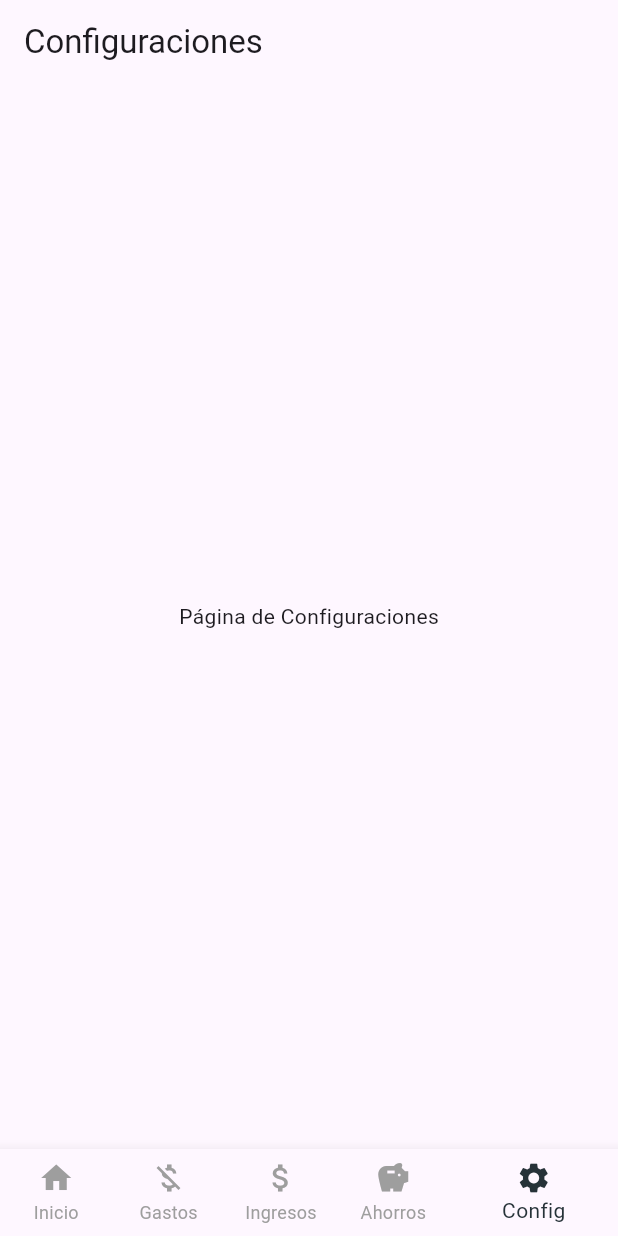
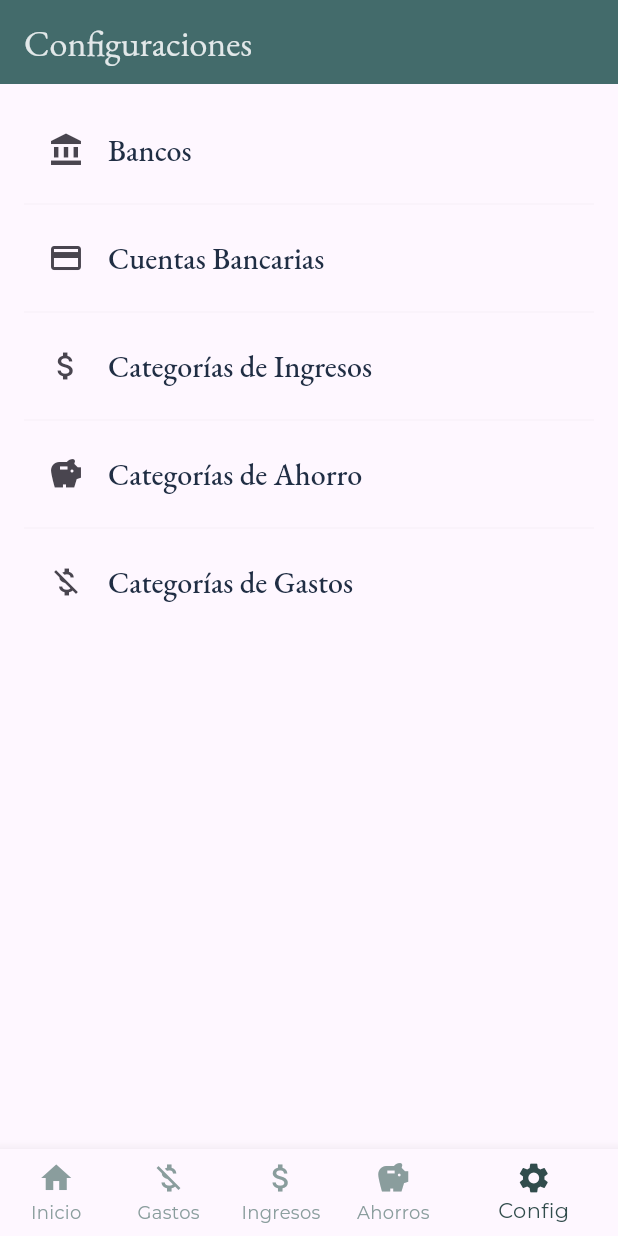
Before and after one commit to alechuertasfranco/AntControl, a Flutter app: the screen it shows after launch, item 5 of the bottom bar chosen, on a phone screen of 412 x 824 dp. Run offline on Flutter 3.47's test engine with Material 3 defaults, Android fonts, the phone set to English and light mode, and no system bars; our stand-ins replace google_fonts, sqflite, table_calendar; accounts and stored records are empty.

Commit message:
feat: design settings page and code all banks pages and logic

```diff
--- /dev/null
+++ b/lib/config/theme.dart
@@ -0,0 +1,107 @@
+import 'package:flutter/material.dart';
+import 'package:google_fonts/google_fonts.dart';
+
+class AppColors {
+  static const Color primary = Color(0xFF607D8B);
+
+  // Primary Colors
+  static const Color primary050 = Color(0xFFE2E8E9);
+  static const Color primary100 = Color(0xFFC5D0D1);
+  static const Color primary200 = Color(0xFFA8B7B8);
+  static const Color primary300 = Color(0xFF8A9D9D);
+  static const Color primary400 = Color(0xFF6C8C8C);
+  static const Color primary500 = Color(0xFF4E7B7B);
+  static const Color primary600 = Color(0xFF4A7373);
+  static const Color primary700 = Color(0xFF436B6B);
+  static const Color primary800 = Color(0xFF3B6161);
+  static const Color primary900 = Color(0xFF314C4C);
+
+  // Secondary Colors
+  static const Color secondary050 = Color(0xFFC7C8D1);
+  static const Color secondary100 = Color(0xFFB1B2B9);
+  static const Color secondary200 = Color(0xFF9B9CA0);
+  static const Color secondary300 = Color(0xFF86868B);
+  static const Color secondary400 = Color(0xFF6D6F7B);
+  static const Color secondary500 = Color(0xFF555D6B);
+  static const Color secondary600 = Color(0xFF434A58);
+  static const Color secondary700 = Color(0xFF3C4152);
+  static const Color secondary800 = Color(0xFF333746);
+  static const Color secondary900 = Color(0xFF2A2D39);
+
+  // Complementary Colors 01
+  static const Color complementary01_050 = Color(0xFFE3E8F0);
+  static const Color complementary01_100 = Color(0xFFC5D0F1);
+  static const Color complementary01_200 = Color(0xFFA7B8F2);
+  static const Color complementary01_300 = Color(0xFF8AA0F3);
+  static const Color complementary01_400 = Color(0xFF6D8BF0);
+  static const Color complementary01_500 = Color(0xFF5673D0);
+  static const Color complementary01_600 = Color(0xFF4A65B2);
+  static const Color complementary01_700 = Color(0xFF3D5494);
+  static const Color complementary01_800 = Color(0xFF2F4475);
+  static const Color complementary01_900 = Color(0xFF1F3556);
+
+  // Complementary Colors 02
+  static const Color complementary02_050 = Color(0xFFF6F7F9);
+  static const Color complementary02_100 = Color(0xFFE3E4E8);
+  static const Color complementary02_200 = Color(0xFFD0D2D6);
+  static const Color complementary02_300 = Color(0xFFB3B4C4);
+  static const Color complementary02_400 = Color(0xFF9E9FAF);
+  static const Color complementary02_500 = Color(0xFF8A8C9A);
+  static const Color complementary02_600 = Color(0xFF8A8C9A);
+  static const Color complementary02_700 = Color(0xFF6E6F7F);
+  static const Color complementary02_800 = Color(0xFF5C5E6A);
+  static const Color complementary02_900 = Color(0xFF4B4D57);
+
+  // Complementary Colors 03
+  static const Color complementary03_050 = Color(0xFFE9E2FF);
+  static const Color complementary03_100 = Color(0xFFD2AFFF);
+  static const Color complementary03_200 = Color(0xFFB79DFF);
+  static const Color complementary03_300 = Color(0xFF9C8CFF);
+  static const Color complementary03_400 = Color(0xFF8264FF);
+  static const Color complementary03_500 = Color(0xFF5F3CFF);
+  static const Color complementary03_600 = Color(0xFF5F3CFF);
+  static const Color complementary03_700 = Color(0xFF4E2DFF);
+  static const Color complementary03_800 = Color(0xFF3D1FEC);
+  static const Color complementary03_900 = Color(0xFF2D0FB5);
+
+  // State Colors
+  static const Color errorLight = Color(0xFFFCE4E4);
+  static const Color error = Color(0xFFE30425);
+  static const Color successLight = Color(0xFFEAF9E6);
+  static const Color success = Color(0xFF4CAF50);
+  static const Color successDark = Color(0xFF388E3C);
+  static const Color attentionLight = Color(0xFFE9F2FF);
+  static const Color attention = Color(0xFF1976D2);
+  static const Color alertLight = Color(0xFFFFF7E4);
+  static const Color alert = Color(0xFFFBC02D);
+
+  // Neutral Colors
+  static const Color white = Color(0xFFFFFFFF);
+  static const Color black = Color(0xFF000000);
+  static const Color text = Color(0xFF202E44);
+}
+
+final ThemeData appTheme = ThemeData(
+  appBarTheme: appBarTheme,
+  textTheme: textTheme,
+);
+
+final TextTheme textTheme = TextTheme(
+  displayLarge: GoogleFonts.ebGaramond(fontSize: 34.0, fontWeight: FontWeight.bold, color: AppColors.text),
+  displayMedium: GoogleFonts.ebGaramond(fontSize: 24.0, fontWeight: FontWeight.bold, color: AppColors.text),
+  displaySmall: GoogleFonts.ebGaramond(fontSize: 20.0, fontWeight: FontWeight.bold, color: AppColors.text),
+  headlineLarge: GoogleFonts.ebGaramond(fontSize: 24.0, fontWeight: FontWeight.w500, color: AppColors.text),
+  headlineMedium: GoogleFonts.ebGaramond(fontSize: 20.0, fontWeight: FontWeight.w500, color: AppColors.text),
+  headlineSmall: GoogleFonts.ebGaramond(fontSize: 16.0, fontWeight: FontWeight.w500, color: AppColors.text),
+  titleLarge: GoogleFonts.ebGaramond(fontSize: 24.0, color: AppColors.text),
+  titleMedium: GoogleFonts.ebGaramond(fontSize: 20.0, color: AppColors.text),
+  titleSmall: GoogleFonts.ebGaramond(fontSize: 16.0, color: AppColors.text),
+  bodyLarge: GoogleFonts.montserrat(fontSize: 20.0, color: AppColors.text),
+  bodyMedium: GoogleFonts.montserrat(fontSize: 16.0, color: AppColors.text),
+  bodySmall: GoogleFonts.montserrat(fontSize: 14.0, color: AppColors.text),
+  labelLarge: GoogleFonts.montserrat(fontSize: 16.0, fontWeight: FontWeight.w600, color: AppColors.text),
+  labelMedium: GoogleFonts.montserrat(fontSize: 14.0, fontWeight: FontWeight.w600, color: AppColors.text),
+  labelSmall: GoogleFonts.montserrat(fontSize: 12.0, fontWeight: FontWeight.w600, color: AppColors.text),
+);
+
+const AppBarTheme appBarTheme = AppBarTheme(backgroundColor: AppColors.primary700);
--- a/lib/main.dart
+++ b/lib/main.dart
@@ -7,6 +7,7 @@ import 'package:ant_control/pages/incomes_page.dart';
 import 'package:ant_control/pages/savings_page.dart';
 import 'package:ant_control/pages/settings_page.dart';
 import 'package:ant_control/providers/period_provider.dart';
+import 'package:ant_control/config/theme.dart';
 
 void main() async {
   WidgetsFlutterBinding.ensureInitialized();
@@ -26,10 +27,7 @@ class MyApp extends StatelessWidget {
   Widget build(BuildContext context) {
     return MaterialApp(
       title: 'Ant Control',
-      theme: ThemeData(
-        primarySwatch: Colors.blue,
-        visualDensity: VisualDensity.adaptivePlatformDensity,
-      ),
+      theme: appTheme, // Usa el tema definido
       home: const MyHomePage(),
     );
   }
@@ -88,9 +86,8 @@ class MyHomePageState extends State<MyHomePage> {
         ],
         currentIndex: _selectedIndex,
         onTap: _onItemTapped,
-        backgroundColor: Colors.blueGrey,
-        selectedItemColor: Colors.blueGrey.shade900,
-        unselectedItemColor: Colors.grey,
+        selectedItemColor: AppColors.primary900,
+        unselectedItemColor: AppColors.primary300,
         showUnselectedLabels: true,
       ),
     );
--- a/lib/pages/expenses_page.dart
+++ b/lib/pages/expenses_page.dart
@@ -1,13 +1,16 @@
 import 'package:flutter/material.dart';
+import 'package:provider/provider.dart';
+import 'package:ant_control/providers/period_provider.dart';
 
 class ExpensesPage extends StatelessWidget {
   const ExpensesPage({super.key});
 
   @override
   Widget build(BuildContext context) {
+    final selectedPeriod = context.watch<PeriodProvider>().selectedPeriod;
     return Scaffold(
       appBar: AppBar(
-        title: const Text('Gastos'),
+        title: Text(selectedPeriod?.formatted ?? 'Gastos'),
       ),
       body: const Center(
         child: Text('Página de Gastos'),
--- a/lib/pages/incomes_page.dart
+++ b/lib/pages/incomes_page.dart
@@ -1,13 +1,16 @@
 import 'package:flutter/material.dart';
+import 'package:provider/provider.dart';
+import 'package:ant_control/providers/period_provider.dart';
 
 class IncomesPage extends StatelessWidget {
   const IncomesPage({super.key});
 
   @override
   Widget build(BuildContext context) {
+    final selectedPeriod = context.watch<PeriodProvider>().selectedPeriod;
     return Scaffold(
       appBar: AppBar(
-        title: const Text('Ingresos'),
+        title: Text(selectedPeriod?.formatted ?? 'Gastos'),
       ),
       body: const Center(
         child: Text('Página de Ingresos'),
--- a/lib/pages/savings_page.dart
+++ b/lib/pages/savings_page.dart
@@ -1,13 +1,16 @@
 import 'package:flutter/material.dart';
+import 'package:provider/provider.dart';
+import 'package:ant_control/providers/period_provider.dart';
 
 class SavingsPage extends StatelessWidget {
   const SavingsPage({super.key});
 
   @override
   Widget build(BuildContext context) {
+    final selectedPeriod = context.watch<PeriodProvider>().selectedPeriod;
     return Scaffold(
       appBar: AppBar(
-        title: const Text('Ahorros'),
+        title: Text(selectedPeriod?.formatted ?? 'Gastos'),
       ),
       body: const Center(
         child: Text('Página de Ahorros'),
--- a/lib/pages/settings_page.dart
+++ b/lib/pages/settings_page.dart
@@ -1,4 +1,10 @@
+import 'package:ant_control/config/theme.dart';
 import 'package:flutter/material.dart';
+import 'package:ant_control/pages/bank_accounts_page.dart';
+import 'package:ant_control/pages/banks_page.dart';
+import 'package:ant_control/pages/categories/expenses_page.dart';
+import 'package:ant_control/pages/categories/incomes_page.dart';
+import 'package:ant_control/pages/categories/savings_page.dart';
 
 class SettingsPage extends StatelessWidget {
   const SettingsPage({super.key});
@@ -7,10 +13,82 @@ class SettingsPage extends StatelessWidget {
   Widget build(BuildContext context) {
     return Scaffold(
       appBar: AppBar(
-        title: const Text('Configuraciones'),
-      ),
-      body: const Center(
-        child: Text('Página de Configuraciones'),
+          title: Text(
+        'Configuraciones',
+        style: Theme.of(context).textTheme.titleLarge?.copyWith(color: AppColors.primary050),
+      )),
+      body: ListView(
+        padding: const EdgeInsets.all(16),
+        children: <Widget>[
+          // Configurar Bancos
+          ListTile(
+            leading: const Icon(Icons.account_balance),
+            title: const Text('Bancos'),
+            titleTextStyle: Theme.of(context).textTheme.headlineMedium,
+            onTap: () {
+              Navigator.push(
+                context,
+                MaterialPageRoute(builder: (context) => const ConfigureBanksPage()),
+              );
+            },
+          ),
+          const Divider(thickness: 0.1),
+
+          // Configurar Cuentas Bancarias
+          ListTile(
+            leading: const Icon(Icons.credit_card),
+            title: const Text('Cuentas Bancarias'),
+            titleTextStyle: Theme.of(context).textTheme.headlineMedium,
+            onTap: () {
+              Navigator.push(
+                context,
+                MaterialPageRoute(builder: (context) => const ConfigureAccountsPage()),
+              );
+            },
+          ),
+          const Divider(thickness: 0.1),
+
+          // Categorías de Ingresos
+          ListTile(
+            leading: const Icon(Icons.attach_money),
+            title: const Text('Categorías de Ingresos'),
+            titleTextStyle: Theme.of(context).textTheme.headlineMedium,
+            onTap: () {
+              Navigator.push(
+                context,
+                MaterialPageRoute(builder: (context) => const ConfigureIncomeCategoriesPage()),
+              );
+            },
+          ),
+          const Divider(thickness: 0.1),
+
+          // Categorías de Ahorro
+          ListTile(
+            leading: const Icon(Icons.savings),
+            title: const Text('Categorías de Ahorro'),
+            titleTextStyle: Theme.of(context).textTheme.headlineMedium,
+            onTap: () {
+              Navigator.push(
+                context,
+                MaterialPageRoute(builder: (context) => const ConfigureSavingsCategoriesPage()),
+              );
+            },
+          ),
+          const Divider(thickness: 0.1),
+
+          // Categorías de Gastos
+          ListTile(
+            leading: const Icon(Icons.money_off),
+            title: const Text('Categorías de Gastos'),
+            titleTextStyle: Theme.of(context).textTheme.headlineMedium,
+            onTap: () {
+              Navigator.push(
+                context,
+                MaterialPageRoute(builder: (context) => const ConfigureExpenseCategoriesPage()),
+              );
+            },
+          ),
+        ],
       ),
     );
   }
--- a/lib/providers/period_provider.dart
+++ b/lib/providers/period_provider.dart
@@ -1,12 +1,12 @@
 import 'package:flutter/material.dart';
-import '../models/period.dart';
+import 'package:ant_control/models/period.dart';
 
 class PeriodProvider with ChangeNotifier {
   Period? _selectedPeriod;
 
   Period? get selectedPeriod => _selectedPeriod;
 
-  void setSelectedPeriod(Period period) {
+  void setSelectedPeriod(Period? period) {
     _selectedPeriod = period;
     notifyListeners();
   }
```
Also changed, not shown: lib/adapters/banks_adapter.dart (added, +11 -0 lines), lib/models/bank.dart (added, +14 -0 lines), lib/pages/bank_accounts_page.dart (added, +19 -0 lines), lib/pages/banks_page.dart (added, +213 -0 lines), lib/pages/categories/expenses_page.dart (added, +19 -0 lines), lib/pages/categories/incomes_page.dart (added, +19 -0 lines), lib/pages/categories/savings_page.dart (added, +19 -0 lines), lib/pages/home_page.dart (+32 -19 lines), lib/repositories/banks_repository.dart (added, +57 -0 lines), lib/repositories/periods_repository.dart (+0 -17 lines), lib/services/banks_service.dart (added, +28 -0 lines).
